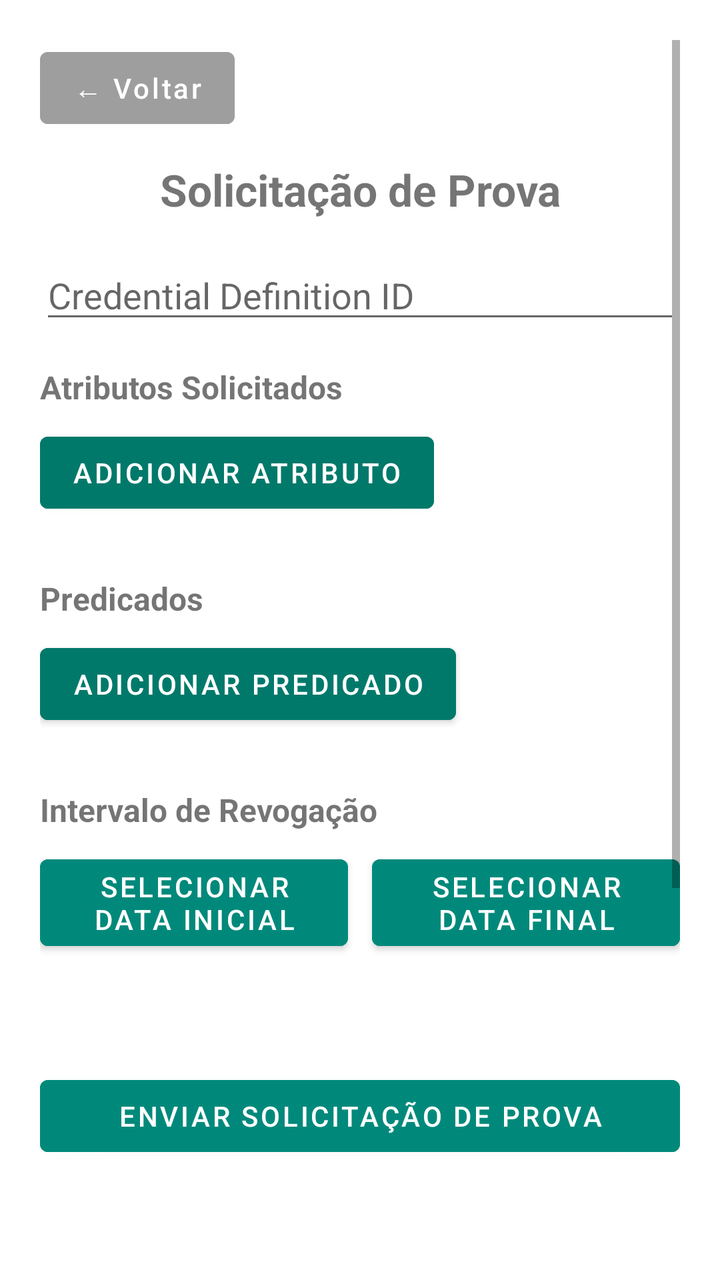
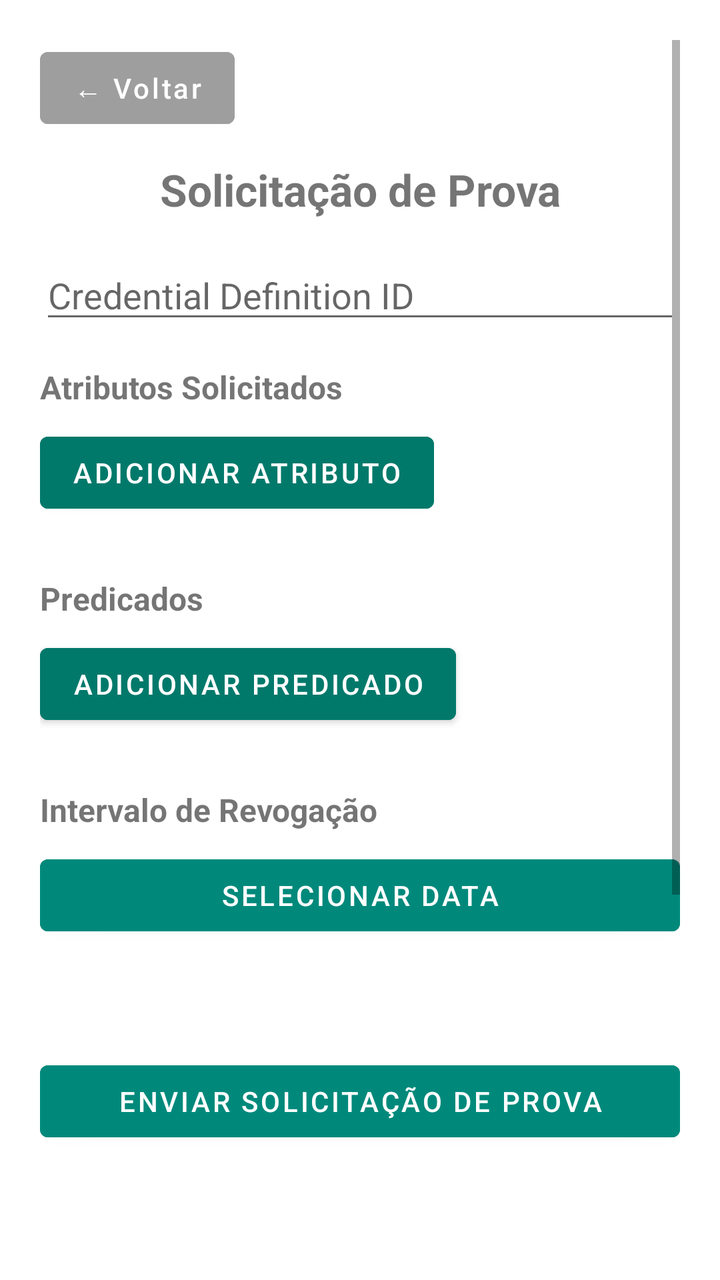

Two renders of the same Android screen: before a commit and after it. Below are the layout's source before the change and the commit's diff.
<!-- AndroidManifest.xml: activity theme AppTheme.NoActionBar -->
<!-- res/layout/activity_request_proof.xml -->
<?xml version="1.0" encoding="utf-8"?>
<ScrollView xmlns:android="http://schemas.android.com/apk/res/android"
    xmlns:app="http://schemas.android.com/apk/res-auto"
    android:layout_width="match_parent"
    android:layout_height="match_parent"
    android:padding="20dp"
    android:background="@android:color/background_light">

    <LinearLayout
        android:layout_width="match_parent"
        android:layout_height="wrap_content"
        android:orientation="vertical">

        
        <com.google.android.material.button.MaterialButton
            android:id="@+id/backButton"
            style="@style/Widget.MaterialComponents.Button"
            android:layout_width="wrap_content"
            android:layout_height="wrap_content"
            android:text="← Voltar"
            android:textAllCaps="false"
            android:textColor="@android:color/white"
            android:backgroundTint="@color/gray_500"
            android:layout_marginBottom="12dp" />

        
        <TextView
            android:text="Solicitação de Prova"
            android:textSize="22sp"
            android:textStyle="bold"
            android:gravity="center"
            android:layout_width="match_parent"
            android:layout_height="wrap_content"
            android:layout_marginBottom="16dp" />

        
        <EditText
            android:id="@+id/credentialDefInput"
            android:hint="Credential Definition ID"
            android:layout_width="match_parent"
            android:layout_height="wrap_content"
            android:inputType="textUri"
            android:autofillHints="credentialDefinitionId" />

        
        <TextView
            android:text="Atributos Solicitados"
            android:textStyle="bold"
            android:layout_marginTop="16dp"
            android:textSize="16sp"
            android:layout_width="match_parent"
            android:layout_height="wrap_content" />

        <com.google.android.material.button.MaterialButton
            android:id="@+id/addAttributeButton"
            style="@style/Widget.MaterialComponents.Button"
            android:text="Adicionar Atributo"
            android:layout_marginTop="8dp"
            android:layout_width="wrap_content"
            android:layout_height="wrap_content"
            android:backgroundTint="@color/teal_700"
            android:textColor="@android:color/white" />

        <LinearLayout
            android:id="@+id/attributesContainer"
            android:orientation="vertical"
            android:layout_marginTop="8dp"
            android:layout_width="match_parent"
            android:layout_height="wrap_content" />

        
        <TextView
            android:text="Predicados"
            android:textStyle="bold"
            android:textSize="16sp"
            android:layout_marginTop="20dp"
            android:layout_width="match_parent"
            android:layout_height="wrap_content" />

        <com.google.android.material.button.MaterialButton
            android:id="@+id/addPredicateButton"
            style="@style/Widget.MaterialComponents.Button"
            android:text="Adicionar Predicado"
            android:layout_marginTop="8dp"
            android:layout_width="wrap_content"
            android:layout_height="wrap_content"
            android:backgroundTint="@color/teal_700"
            android:textColor="@android:color/white" />

        <LinearLayout
            android:id="@+id/predicatesContainer"
            android:orientation="vertical"
            android:layout_marginTop="8dp"
            android:layout_width="match_parent"
            android:layout_height="wrap_content" />

        
        <TextView
            android:text="Intervalo de Revogação"
            android:textStyle="bold"
            android:textSize="16sp"
            android:layout_marginTop="20dp"
            android:layout_width="match_parent"
            android:layout_height="wrap_content" />

        <LinearLayout
            android:orientation="horizontal"
            android:layout_width="match_parent"
            android:layout_height="wrap_content"
            android:gravity="center"
            android:layout_marginTop="8dp">

            <com.google.android.material.button.MaterialButton
                android:id="@+id/fromDateButton"
                style="@style/Widget.MaterialComponents.Button"
                android:text="Selecionar data inicial"
                android:layout_width="0dp"
                android:layout_height="wrap_content"
                android:layout_weight="1"
                android:backgroundTint="@color/teal_600"
                android:textColor="@android:color/white" />

            <Space
                android:layout_width="12dp"
                android:layout_height="match_parent" />

            <com.google.android.material.button.MaterialButton
                android:id="@+id/toDateButton"
                style="@style/Widget.MaterialComponents.Button"
                android:text="Selecionar data final"
                android:layout_width="0dp"
                android:layout_height="wrap_content"
                android:layout_weight="1"
                android:backgroundTint="@color/teal_600"
                android:textColor="@android:color/white" />
        </LinearLayout>

        
        <ProgressBar
            android:id="@+id/progressBar"
            android:layout_width="wrap_content"
            android:layout_height="wrap_content"
            android:layout_gravity="center"
            android:layout_marginTop="16dp"
            android:visibility="gone" />

        <TextView
            android:id="@+id/statusText"
            android:layout_width="match_parent"
            android:layout_height="wrap_content"
            android:textAlignment="center"
            android:layout_marginTop="12dp"
            android:textColor="@android:color/black"
            android:textSize="14sp" />

        
        <com.google.android.material.button.MaterialButton
            android:id="@+id/requestProofButton"
            style="@style/Widget.MaterialComponents.Button"
            android:layout_width="match_parent"
            android:layout_height="wrap_content"
            android:text="Enviar Solicitação de Prova"
            android:backgroundTint="@color/teal_600"
            android:textColor="@android:color/white"
            android:layout_marginTop="24dp" />

        
        <ImageView
            android:id="@+id/qrImageView"
            android:layout_width="300dp"
            android:layout_height="300dp"
            android:layout_gravity="center"
            android:visibility="visible"
            android:layout_marginTop="24dp"/>
    </LinearLayout>
</ScrollView>
<!-- resources referenced by this layout -->
<resources>
  <color name="gray_500">#9E9E9E</color>
  <color name="teal_600">#00897B</color>
  <color name="teal_700">#00796B</color>
  <style name="AppTheme.NoActionBar" parent="Theme.MaterialComponents.DayNight.NoActionBar">
          <item name="toolbarStyle">@style/WhiteToolbar</item>
      </style>
  <style name="WhiteToolbar" parent="Widget.AppCompat.Toolbar">
          <item name="titleTextColor">@android:color/white</item>
          <item name="navigationIconTint">@android:color/white</item>
          <item name="android:background">@color/teal_700</item>
      </style>
</resources>

<!-- the commit's change to res/layout/activity_request_proof.xml (unified diff, before → after) -->
@@ -111,23 +111,9 @@
             android:layout_marginTop="8dp">
 
             <com.google.android.material.button.MaterialButton
-                android:id="@+id/fromDateButton"
-                style="@style/Widget.MaterialComponents.Button"
-                android:text="Selecionar data inicial"
-                android:layout_width="0dp"
-                android:layout_height="wrap_content"
-                android:layout_weight="1"
-                android:backgroundTint="@color/teal_600"
-                android:textColor="@android:color/white" />
-
-            <Space
-                android:layout_width="12dp"
-                android:layout_height="match_parent" />
-
-            <com.google.android.material.button.MaterialButton
                 android:id="@+id/toDateButton"
                 style="@style/Widget.MaterialComponents.Button"
-                android:text="Selecionar data final"
+                android:text="Selecionar data"
                 android:layout_width="0dp"
                 android:layout_height="wrap_content"
                 android:layout_weight="1"
